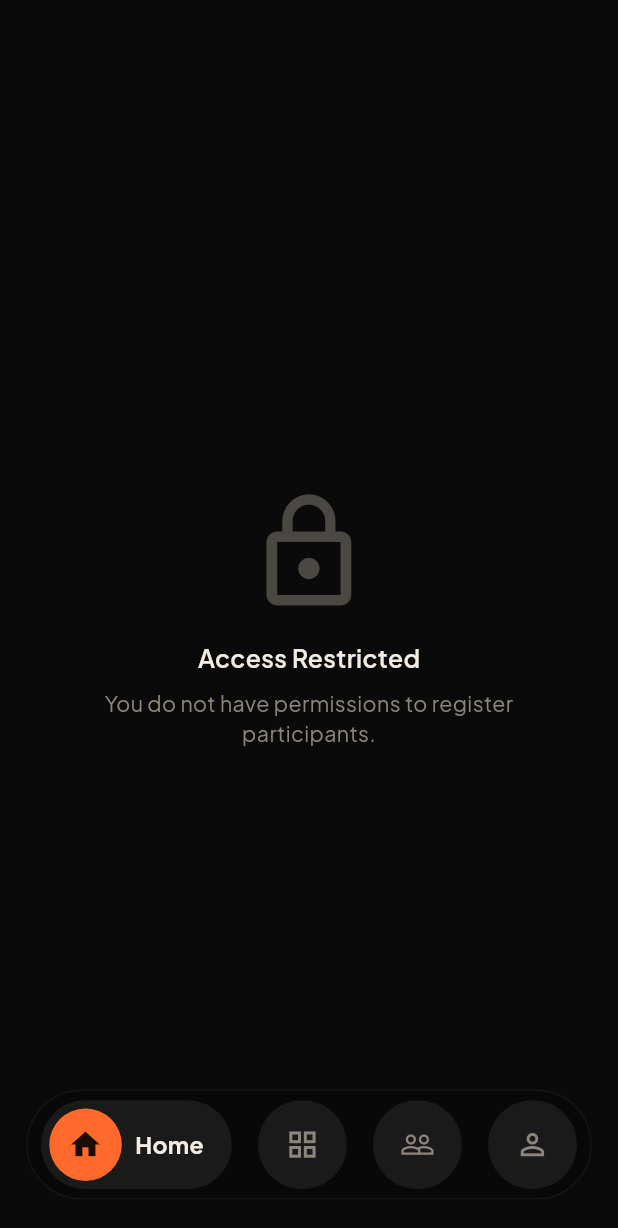
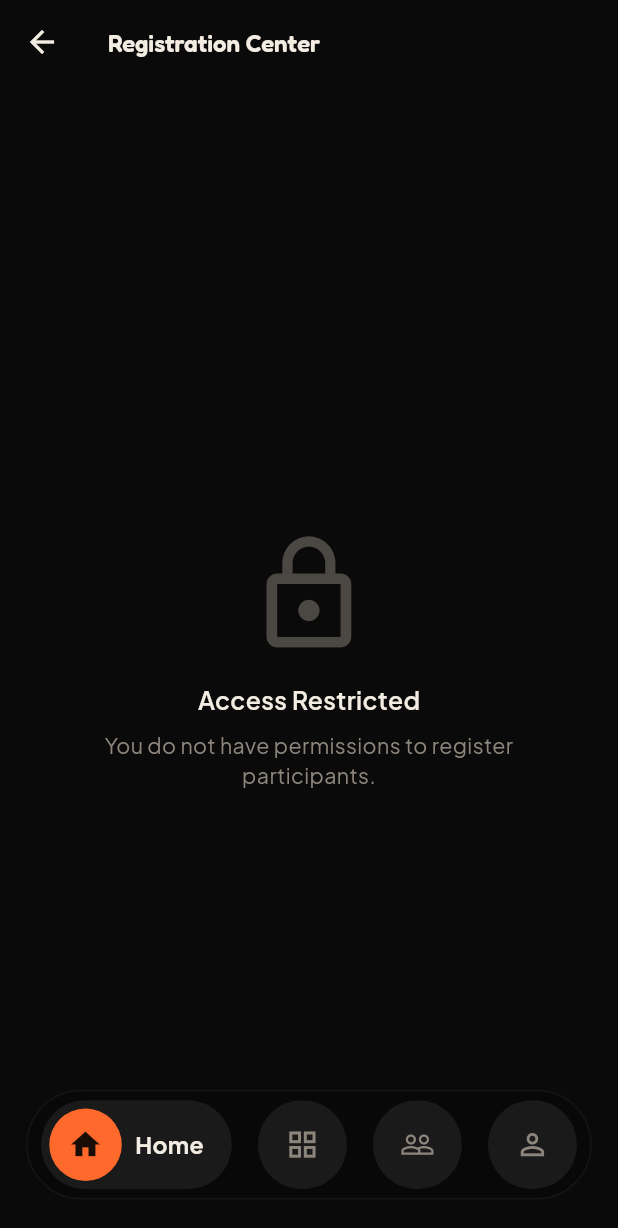
Before and after one commit to chethann04/LITOPS, a Flutter app: the RegistrationScreen screen opened by its route, on a phone screen of 412 x 824 dp. Shown: the top 1228 px of the screen. Run offline on Flutter 3.47's test engine with Material 3 defaults, Android fonts, the phone set to English and light mode, and no system bars; our stand-ins replace connectivity_plus, csv, file_picker, firebase_core, firebase_messaging, fl_chart and 14 more; missing offline and left inert: excel, mobile_scanner; accounts and stored records are empty; network calls fail.

Commit message:
Add back button to registration center and related registration screens

```diff
--- a/litops/lib/features/registration/screens/registration_screen.dart
+++ b/litops/lib/features/registration/screens/registration_screen.dart
@@ -2,6 +2,7 @@ import 'dart:async';
 
 import 'package:flutter/material.dart';
 import 'package:flutter_riverpod/flutter_riverpod.dart';
+import 'package:go_router/go_router.dart';
 import 'package:mobile_scanner/mobile_scanner.dart';
 import 'package:google_fonts/google_fonts.dart';
 
@@ -812,9 +813,28 @@ class _RegistrationScreenState extends ConsumerState<RegistrationScreen> with Si
     final isAllowed = role.canRegisterParticipants || role.canManualEntry || (year != null && year >= 1 && year <= 4);
 
     if (!isAllowed) {
-      return const Scaffold(
+      return Scaffold(
         backgroundColor: LitColors.void_,
-        body: EmptyView(
+        appBar: AppBar(
+          backgroundColor: Colors.transparent,
+          elevation: 0,
+          scrolledUnderElevation: 0,
+          leading: IconButton(
+            icon: const Icon(Icons.arrow_back, color: LitColors.bone),
+            onPressed: () {
+              if (context.canPop()) {
+                context.pop();
+              } else {
+                context.go('/dashboard');
+              }
+            },
+          ),
+          title: Text(
+            'Registration Center',
+            style: GoogleFonts.fredoka(fontWeight: FontWeight.w600, fontSize: 16, color: LitColors.bone),
+          ),
+        ),
+        body: const EmptyView(
           icon: Icons.lock_outline,
           title: 'Access Restricted',
           subtitle: 'You do not have permissions to register participants.',
@@ -828,6 +848,16 @@ class _RegistrationScreenState extends ConsumerState<RegistrationScreen> with Si
         backgroundColor: Colors.transparent,
         elevation: 0,
         scrolledUnderElevation: 0,
+        leading: IconButton(
+          icon: const Icon(Icons.arrow_back, color: LitColors.bone),
+          onPressed: () {
+            if (context.canPop()) {
+              context.pop();
+            } else {
+              context.go('/dashboard');
+            }
+          },
+        ),
         title: Text(
           'Registration Center',
           style: GoogleFonts.fredoka(fontWeight: FontWeight.w600, fontSize: 16, color: LitColors.bone),
```
Also changed, not shown: litops/lib/features/registration/screens/barcode_scan_screen.dart (+20 -7 lines), litops/lib/features/registration/screens/team_registration_screen.dart (+12 -0 lines).
